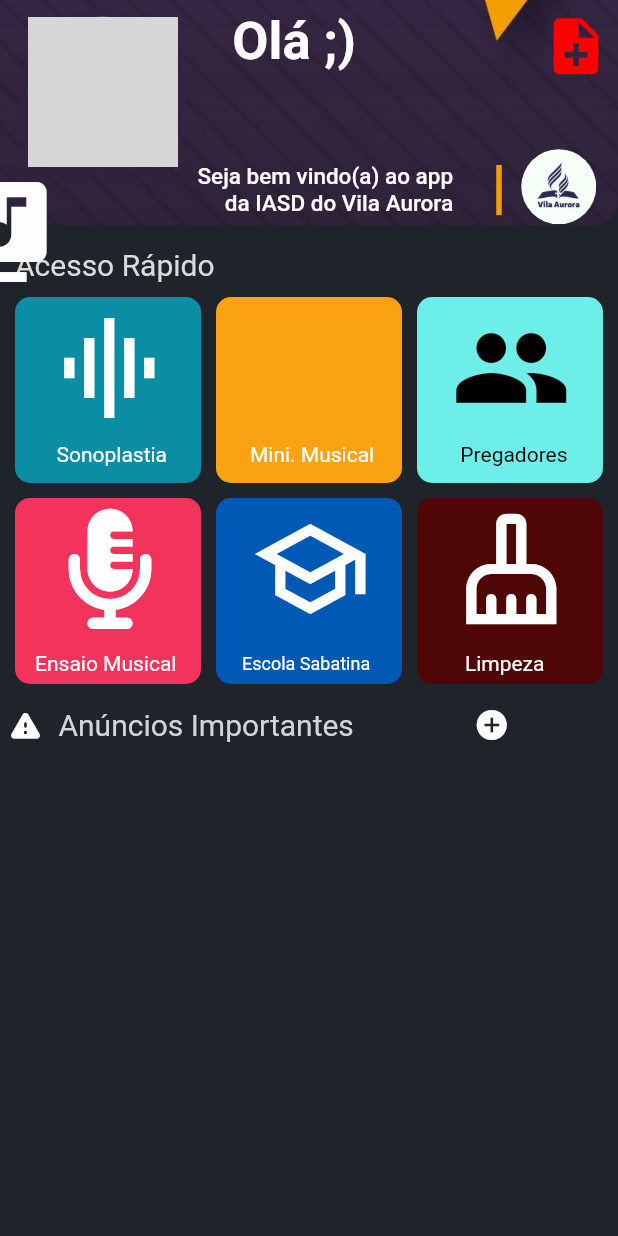
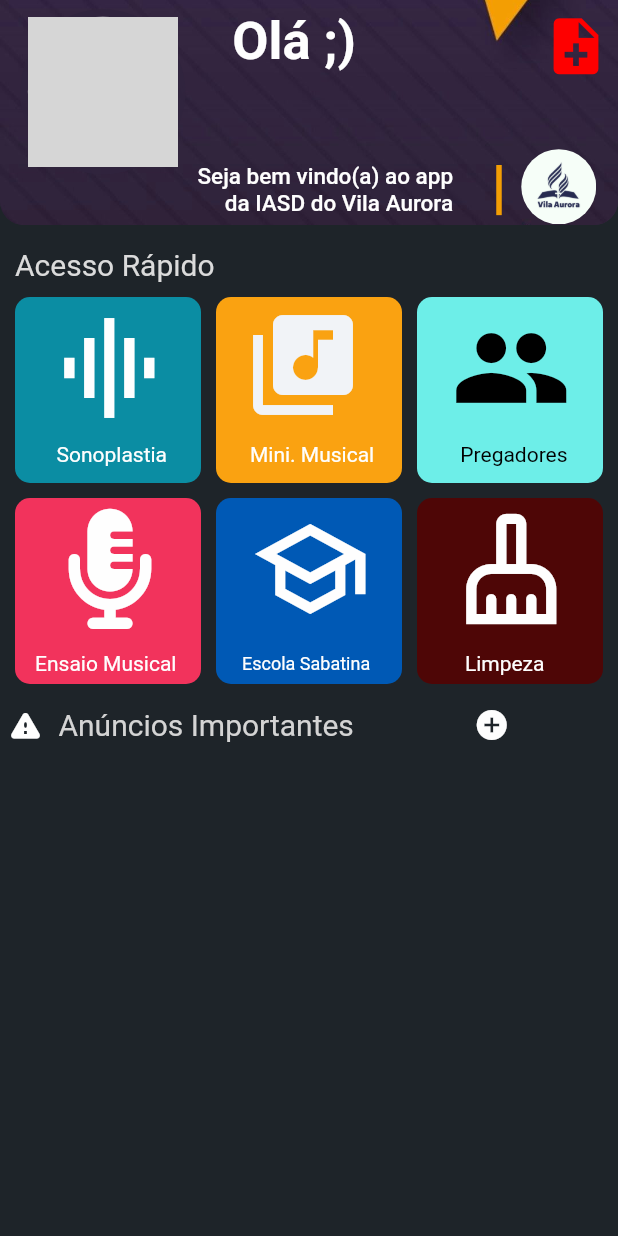
Before and after one commit to diegosilvaadv/iasd_vila_aurora, a Flutter app: the PagIncialWidget screen opened directly, on a phone screen of 412 x 824 dp. Run offline on Flutter 3.47's test engine with Material 2 defaults, Android fonts, the phone set to English and light mode, and no system bars; our stand-ins replace auto_size_text, built_collection, built_value, cached_network_image, chewie, cloud_firestore and 15 more; missing offline and left inert: dash_chat, flutter_google_places, google_api_headers, google_maps_webservice, mime_type; accounts and stored records are empty; generated files the repository leaves out were written again; network calls fail; Roboto replaces fonts that are missing (Lexend Deca); grey boxes are pictures that could not be loaded.

Commit message:
Update pag_incial_widget.dart

```diff
--- a/lib/pag_incial/pag_incial_widget.dart
+++ b/lib/pag_incial/pag_incial_widget.dart
@@ -13,6 +13,7 @@ import '../main.dart';
 import '../min_musical/min_musical_widget.dart';
 import '../pregadores/pregadores_widget.dart';
 import '../sonoplastia/sonoplastia_widget.dart';
+import '../teste/teste_widget.dart';
 import 'package:auto_size_text/auto_size_text.dart';
 import 'package:flutter/material.dart';
 import 'package:flutter_spinkit/flutter_spinkit.dart';
@@ -502,15 +503,6 @@ class _PagIncialWidgetState extends State<PagIncialWidget>
                                           children: [
                                             Align(
                                               alignment: AlignmentDirectional(
-                                                  -9.47, -4.8),
-                                              child: Icon(
-                                                Icons.library_music,
-                                                color: Colors.white,
-                                                size: 80,
-                                              ),
-                                            ),
-                                            Align(
-                                              alignment: AlignmentDirectional(
                                                   0.1, 0.8),
                                               child: Text(
                                                 'Mini. Musical',
@@ -520,6 +512,16 @@ class _PagIncialWidgetState extends State<PagIncialWidget>
                                                   fontFamily: 'Lexend Deca',
                                                   color: Colors.white,
                                                 ),
+                                              ),
+                                            ),
+                                            Padding(
+                                              padding: EdgeInsetsDirectional
+                                                  .fromSTEB(18, 5, 0, 0),
+                                              child: Icon(
+                                                Icons.library_music,
+                                                color:
+                                                    FlutterFlowTheme.background,
+                                                size: 80,
                                               ),
                                             )
                                           ],
```
